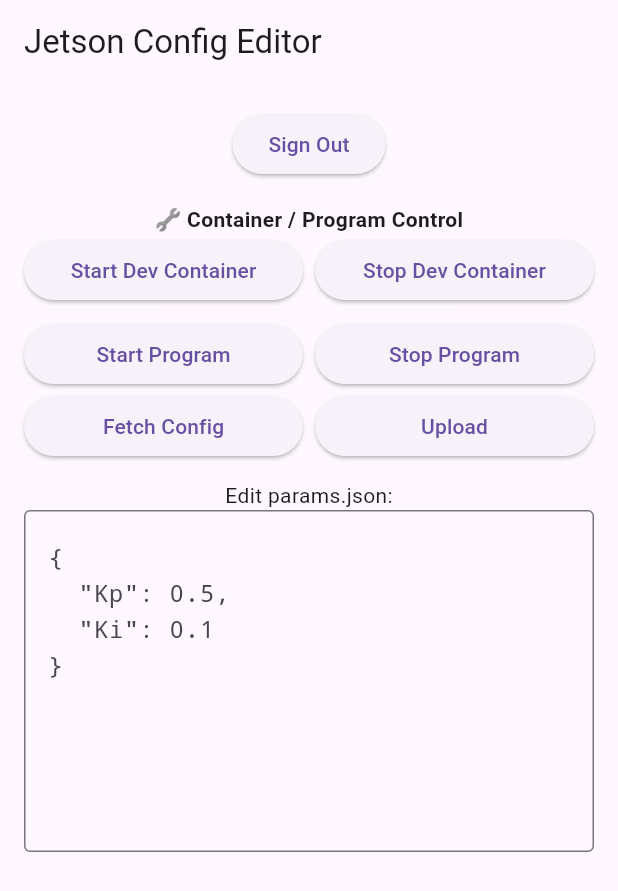
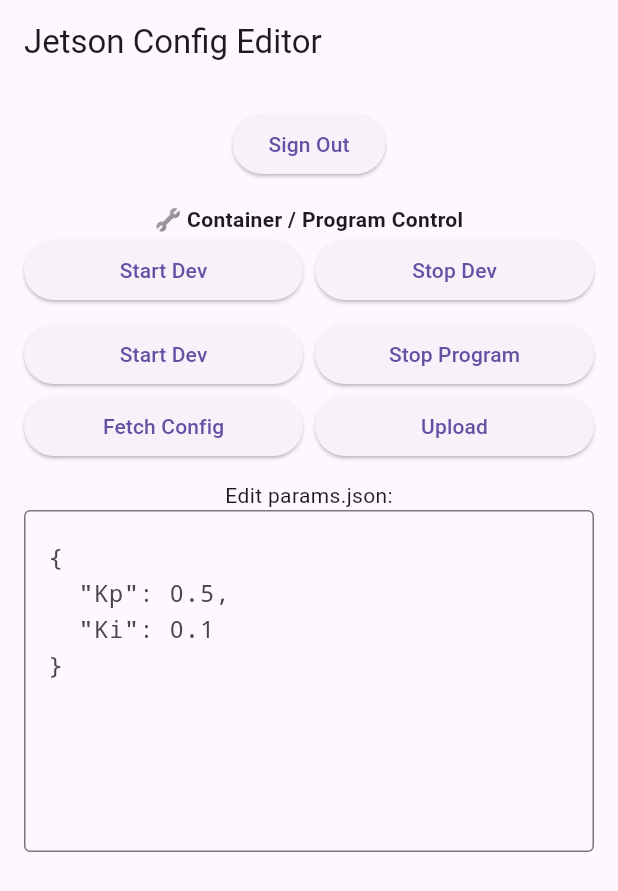
Before and after one commit to crose72/OSRemote, a Flutter app: the screen it shows after launch, after a tap on "Sign In", on a phone screen of 412 x 824 dp. Shown: the top 891 px of the screen. Run offline on Flutter 3.47's test engine with Material 3 defaults, Android fonts, the phone set to English and light mode, and no system bars; our stand-ins replace flutter_secure_storage, permission_handler; missing offline and left inert: dartssh2.

Commit message:
Button starts dev container remotely on jetson

```diff
--- a/os_remote_dev/lib/main.dart
+++ b/os_remote_dev/lib/main.dart
@@ -28,9 +28,10 @@ class _JetsonConfigPageState extends State<JetsonConfigPage> {
   String _username = "";
   String _password = "";
   bool _isSignedIn = false;
-  String get _remoteJson =>
+  String get _squirrelDefenderParams =>
       "/home/$_username/workspaces/os-dev/OperationSquirrel/SquirrelDefender/params.json";
-  String get _rebuildScript => "/home/$_username/rebuild_container.sh";
+  String get _squirrelDefenderScripts =>
+      "/home/$_username/workspaces/os-dev/OperationSquirrel/scripts/";
 
   // --------------------------------------------------------------------------
   // Ask to log in to jetson
@@ -51,7 +52,9 @@ Future<void> _showLoginDialog({bool firstTime = false}) async {
             children: [
               TextField(
                 controller: hostController,
-              decoration: const InputDecoration(labelText: "Host (Jetson IP)"),
+                decoration: const InputDecoration(
+                  labelText: "Host (Jetson IP)",
+                ),
               ),
               TextField(
                 controller: usernameController,
@@ -133,7 +136,6 @@ Future<void> _clearCredentials() async {
   // Fetch existing params.json from Jetson
   // --------------------------------------------------------------------------
   Future<void> _fetchConfig() async {
-
     if (!_isSignedIn) {
       await _showLoginDialog();
       if (!_isSignedIn) {
@@ -157,7 +159,7 @@ Future<void> _fetchConfig() async {
 
       // --- Download remote file ---
       final sftp = await client.sftp();
-    final file = await sftp.open(_remoteJson);
+      final file = await sftp.open(_squirrelDefenderParams);
       final bytes = await file.readBytes();
       final content = utf8.decode(bytes);
 
@@ -184,7 +186,6 @@ Future<void> _fetchConfig() async {
   // Upload updated JSON and rebuild Docker container
   // --------------------------------------------------------------------------
   Future<void> _uploadConfig() async {
-
     if (!_isSignedIn) {
       await _showLoginDialog();
       if (!_isSignedIn) {
@@ -217,8 +218,9 @@ Future<void> _uploadConfig() async {
       // --- Open SFTP and upload file directly from memory ---
       final sftp = await client.sftp();
       final file = await sftp.open(
-      _remoteJson,
-      mode: SftpFileOpenMode.create |
+        _squirrelDefenderParams,
+        mode:
+            SftpFileOpenMode.create |
             SftpFileOpenMode.truncate |
             SftpFileOpenMode.write,
       );
@@ -230,7 +232,9 @@ Future<void> _uploadConfig() async {
       setState(() => _log = "✅ Upload successful! Verifying...");
 
       // --- Verify upload on Jetson ---
-    final result = await client.run('ls -lh $_remoteJson || echo "Missing file"');
+      final result = await client.run(
+        'ls -lh $_squirrelDefenderParams || echo "Missing file"',
+      );
       setState(() => _log = "✅ Done!\n\n$result");
 
       // --- Clean up ---
@@ -308,20 +312,21 @@ Future<void> _execCommand(String cmd, {String? description}) async {
                 Expanded(
                   child: ElevatedButton(
                     onPressed: () => _execCommand(
-                    "sudo docker start -ai squirrel_dev",
-                    description: "Starting Dev Container",
+                      "bash -c '$_squirrelDefenderScripts/run.sh dev orin'",
+                      description: "Starting Dev Container + Program",
                     ),
-                    child: const Text("Start Dev Container"),
+                    child: const Text("Start Dev"),
                   ),
                 ),
+
                 const SizedBox(width: 8),
                 Expanded(
                   child: ElevatedButton(
                     onPressed: () => _execCommand(
-                    "sudo docker stop squirrel_dev",
-                    description: "Stopping Dev Container",
+                      "docker exec squirreldefender-dev pkill -2 squirrelDefender",
+                      description: "Stopping Program (Ctrl+C)",
                     ),
-                    child: const Text("Stop Dev Container"),
+                    child: const Text("Stop Dev"),
                   ),
                 ),
               ],
@@ -334,10 +339,10 @@ Future<void> _execCommand(String cmd, {String? description}) async {
                 Expanded(
                   child: ElevatedButton(
                     onPressed: () => _execCommand(
-                    "sudo docker exec squirrel_dev ./run_squirreldefender.sh &",
-                    description: "Starting Program",
+                      "exec ./run_squirreldefender.sh &",
+                      description: "Starting dev container",
                     ),
-                    child: const Text("Start Program"),
+                    child: const Text("Start Dev"),
                   ),
                 ),
                 const SizedBox(width: 8),
```
Also changed, not shown: 1 other file. Lines whose indentation alone changed are shown as unchanged.
